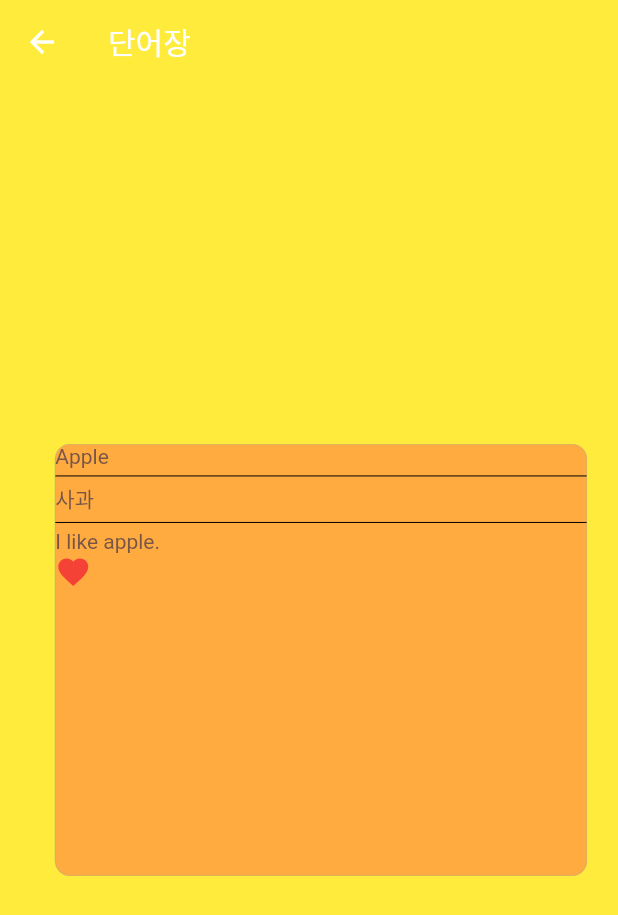
After one commit to sac7160/reword-frontend, a Flutter app: the MyWordStudyScreen screen opened by its route, on a phone screen of 412 x 824 dp. The commit adds this screen. Shown: the top 915 px of the screen. Run offline on Flutter 3.47's test engine with Material 2 defaults, Android fonts, the phone set to English and light mode, and no system bars; our stand-ins replace font_awesome_flutter; missing offline and left inert: kakao_flutter_sdk_user.

Commit message:
feat: 내 단어 study widget 추가

```diff
--- a/lib/routes.dart
+++ b/lib/routes.dart
@@ -1,4 +1,5 @@
 import 'package:bearvoca/screens/mainScreens.dart';
+import 'package:bearvoca/screens/my-word/myWordStudy.dart';
 import 'package:bearvoca/screens/sign-in/siginInEmail.dart';
 import 'package:bearvoca/screens/sign-in/signIn.dart';
 import 'package:flutter/material.dart';
@@ -10,4 +11,5 @@ final Map<String, WidgetBuilder> route = {
   MainScreens.routeName: (context) => MainScreens(),
   SignInScreen.routeName: (context) => SignInScreen(),
   SignInEmailScreen.routeName: (context) => SignInEmailScreen(),
+  MyWordStudyScreen.routeName: (context) => MyWordStudyScreen(),
 };
--- a/lib/screens/mainScreens.dart
+++ b/lib/screens/mainScreens.dart
@@ -7,7 +7,7 @@ import '../../models/navItem.dart';
 import 'home/homeScreen.dart';
 
 class MainScreens extends StatefulWidget {
-  static String routeName = "/main_screens";
+  static String routeName = "/MainScreens";
 
   @override
   _MainScreensState createState() => _MainScreensState();
--- a/lib/screens/my-word/components/allWord.dart
+++ b/lib/screens/my-word/components/allWord.dart
@@ -1,10 +1,16 @@
+import 'package:bearvoca/screens/my-word/myWordStudy.dart';
 import 'package:flutter/material.dart';
 
 class AllWord extends StatelessWidget {
   @override
   Widget build(BuildContext context) {
     return Container(
-      child: const Text("전체 단어"),
-    );
+        child: Center(
+            child: ElevatedButton(
+      child: Text("Study"),
+      onPressed: () {
+        Navigator.pushNamed(context, MyWordStudyScreen.routeName);
+      },
+    )));
   }
 }
--- /dev/null
+++ b/lib/screens/my-word/components/myWordStudyWidget.dart
@@ -0,0 +1,83 @@
+import 'package:bearvoca/screens/my-word/temporary-data/wordList.dart';
+import 'package:flutter/material.dart';
+
+/*class MyWordStudyWidget extends StatelessWidget {
+  final MyWordStudyItem myword;
+
+  const MyWordStudyWidget({Key? key, required this.myword}) : super(key: key);
+
+  @override
+  Widget build(BuildContext context) {
+    return Container(
+      decoration: BoxDecoration(
+          color: Colors.orangeAccent,
+          borderRadius: BorderRadius.circular(10),
+          border: Border.all(width: 0.3, color: Colors.grey)),
+      width: 289,
+      child: Column(
+        crossAxisAlignment: CrossAxisAlignment.start,
+        children: [
+          Text("${myword.word}"),
+          const Divider(height: 10, color: Colors.black),
+          Text("${myword.meaning}"),
+          const Divider(height: 10, color: Colors.black),
+          Text("${myword.example}"),
+          Icon(
+            myword.like ? Icons.favorite : Icons.favorite_border,
+            color: myword.like ? Colors.red : null,
+          ),
+        ],
+      ),
+    );
+  }
+}*/
+
+class MyWordStudyWidget extends StatefulWidget {
+  final MyWordStudyItem myword2;
+
+  const MyWordStudyWidget({Key? key, required this.myword2}) : super(key: key);
+
+  @override
+  State<MyWordStudyWidget> createState() =>
+      _MyWordStudyWidgetState(myword: myword2);
+}
+
+class _MyWordStudyWidgetState extends State<MyWordStudyWidget> {
+  final MyWordStudyItem myword;
+  _MyWordStudyWidgetState({required this.myword});
+
+  @override
+  Widget build(BuildContext context) {
+    return Container(
+      decoration: BoxDecoration(
+          color: Colors.orangeAccent,
+          borderRadius: BorderRadius.circular(10),
+          border: Border.all(width: 0.3, color: Colors.grey)),
+      width: 289,
+      child: Column(
+        crossAxisAlignment: CrossAxisAlignment.start,
+        children: [
+          Text("${myword.word}"),
+          const Divider(height: 10, color: Colors.black),
+          Text("${myword.meaning}"),
+          const Divider(height: 10, color: Colors.black),
+          Text("${myword.example}"),
+          GestureDetector(
+            child: Icon(
+              myword.like ? Icons.favorite : Icons.favorite_border,
+              color: myword.like ? Colors.red : null,
+            ),
+            onTap: () {
+              setState(() {
+                if (myword.like)
+                  myword.like = false;
+                else
+                  myword.like = true;
+              });
+            },
+          ),
+        ],
+      ),
+    );
+  }
+}
--- /dev/null
+++ b/lib/screens/my-word/myWordStudy.dart
@@ -0,0 +1,39 @@
+import 'package:bearvoca/screens/my-word/components/myWordStudyWidget.dart';
+import 'package:bearvoca/screens/my-word/temporary-data/wordList.dart';
+import 'package:flutter/material.dart';
+
+class MyWordStudyScreen extends StatefulWidget {
+  const MyWordStudyScreen({Key? key}) : super(key: key);
+  static String routeName = "/MyWordStudyScreen";
+
+  @override
+  State<MyWordStudyScreen> createState() => _MyWordStudyScreenState();
+}
+
+class _MyWordStudyScreenState extends State<MyWordStudyScreen> {
+  @override
+  Widget build(BuildContext context) {
+    return Scaffold(
+        appBar: AppBar(
+          title: Text("단어장"),
+          backgroundColor: Colors.yellow,
+          elevation: 0,
+        ),
+        body: Center(
+          child: Container(
+            width: MediaQuery.of(context).size.width * 0.9,
+            height: 288,
+            child: PageView.builder(
+              scrollDirection: Axis.horizontal,
+              itemCount: words.length,
+              itemBuilder: (context, index) {
+                return Padding(
+                  padding: const EdgeInsets.only(left: 16),
+                  child: MyWordStudyWidget(myword2: words[index]),
+                );
+              },
+            ),
+          ),
+        ));
+  }
+}
--- /dev/null
+++ b/lib/screens/my-word/temporary-data/wordList.dart
@@ -0,0 +1,32 @@
+//임시 단어 데이터 입력
+//단어 클래스 정리 필요
+
+import 'package:flutter/material.dart';
+
+class MyWordStudyItem {
+  final String? word;
+  final String? meaning;
+  final String? example;
+  bool like;
+
+  MyWordStudyItem({
+    Key? key,
+    required this.word,
+    required this.meaning,
+    required this.example,
+    required this.like,
+  });
+}
+
+final List<MyWordStudyItem> words = [
+  MyWordStudyItem(
+      word: "Apple", meaning: "사과", example: "I like apple.", like: true),
+  MyWordStudyItem(
+      word: "Car", meaning: "자동차", example: "I like car.", like: false),
+  MyWordStudyItem(
+      word: "Bear", meaning: "곰", example: "I like bear.", like: false),
+  MyWordStudyItem(
+      word: "You", meaning: "너", example: "I love you.", like: false),
+  MyWordStudyItem(
+      word: "Love", meaning: "사랑", example: "My love is you.", like: false),
+];
```
Also changed, not shown: 1 other file.
